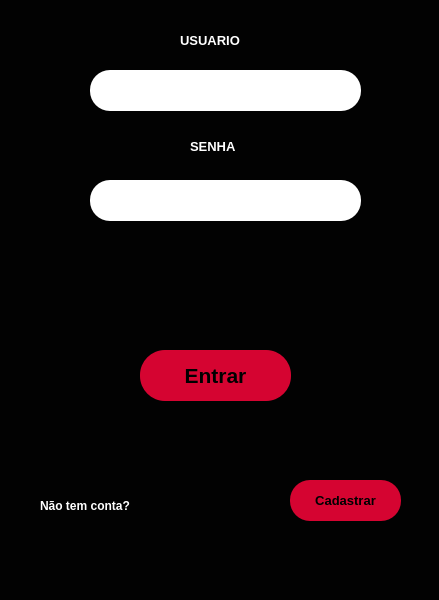
Before: the Qt Designer form modulos/telas/login.ui in AsafViana/Registrador-de-estoque, drawn with Qt 5.
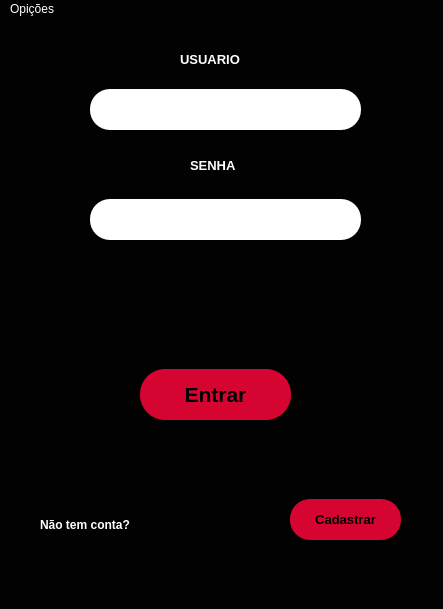
After: the same form once the commit is applied.

```diff
--- a/modulos/telas/login.ui
+++ b/modulos/telas/login.ui
@@ -6,8 +6,8 @@
    <rect>
     <x>0</x>
     <y>0</y>
-    <width>439</width>
-    <height>600</height>
+    <width>443</width>
+    <height>609</height>
    </rect>
   </property>
   <property name="windowTitle">
@@ -15,6 +15,7 @@
   </property>
   <property name="styleSheet">
    <string notr="true">background-color: rgb(2, 2, 2);
+color: rgb(255, 255, 255);
 </string>
   </property>
   <widget class="QWidget" name="centralwidget">
@@ -36,6 +37,7 @@
     </property>
     <property name="styleSheet">
      <string notr="true">border-radius: 25px;
+color: rgb(0, 0, 0);
 background-color: rgb(213, 4, 49);</string>
     </property>
     <property name="text">
@@ -196,6 +198,7 @@
     </property>
     <property name="styleSheet">
      <string notr="true">border-radius: 20px;
+color: rgb(0, 0, 0);
 background-color: rgb(213, 4, 49);</string>
     </property>
     <property name="text">
@@ -217,10 +220,17 @@
     <rect>
      <x>0</x>
      <y>0</y>
-     <width>439</width>
-     <height>26</height>
+     <width>443</width>
+     <height>21</height>
     </rect>
    </property>
+   <widget class="QMenu" name="menuOp_es">
+    <property name="title">
+     <string>Opições</string>
+    </property>
+    <addaction name="actionFeedback"/>
+   </widget>
+   <addaction name="menuOp_es"/>
   </widget>
   <widget class="QStatusBar" name="statusbar"/>
  </widget>
```
Left out of the diff: 10 changed lines with no effect on the pictures.
